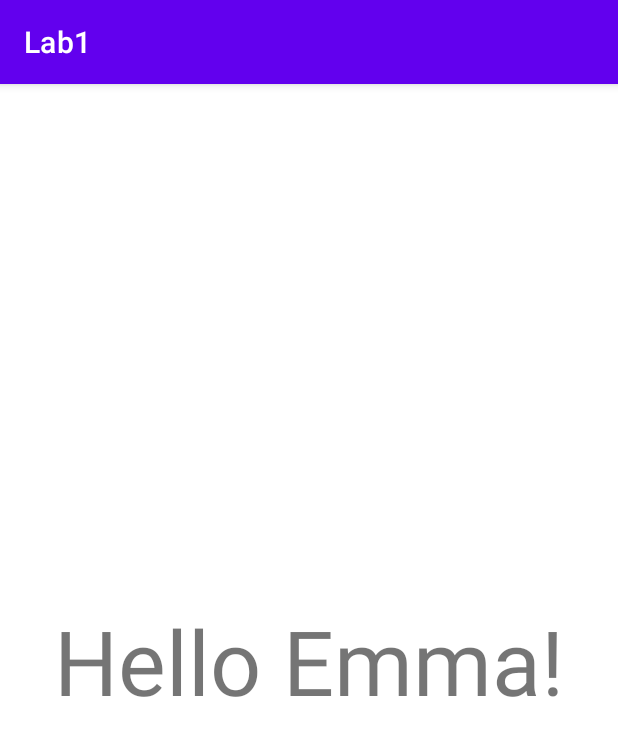
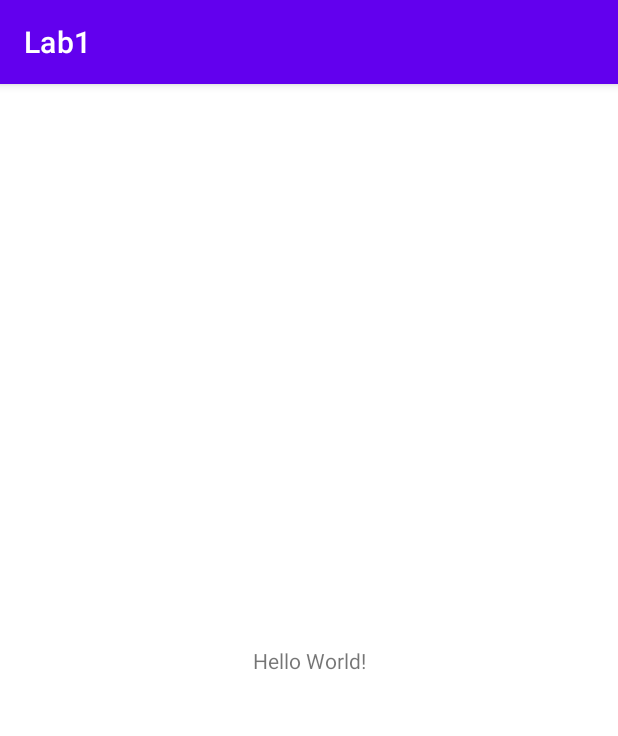
Before and after one commit to emmagiame/Lab1, an Android app: the screen it shows after launch (MainActivity), on a phone screen of 412 x 824 dp. Shown: the top 736 px of the screen. Run offline under Robolectric (Android 15) with nearby library versions, the phone set to English and light mode, and no system bars.

Commit message:
Revert "self greeting with new size"
This reverts commit d8a313a06d3d9b0ed6b5bcc29e3d6e3df8fb0803.

```diff
--- a/app/src/main/res/layout/activity_main.xml
+++ b/app/src/main/res/layout/activity_main.xml
@@ -9,8 +9,7 @@
     <TextView
         android:layout_width="wrap_content"
         android:layout_height="wrap_content"
-        android:text="Hello Emma!"
-        android:textSize="60sp"
+        android:text="Hello World!"
         app:layout_constraintBottom_toBottomOf="parent"
         app:layout_constraintEnd_toEndOf="parent"
         app:layout_constraintStart_toStartOf="parent"
```
